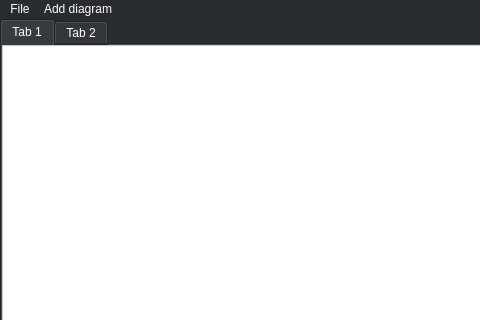
The window that src/view/mainwindow.ui (hungdojan/ICP_Project) describes before a commit, drawn with Qt 5; both pictures show x 0 to 480 and y 0 to 320 of the 960 by 540 pixel window.
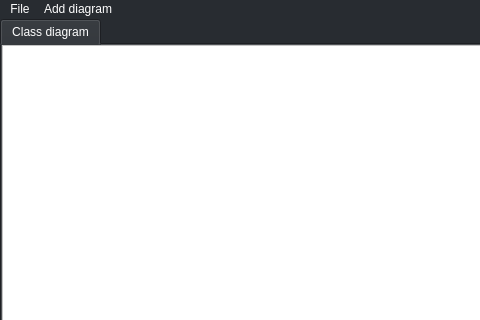
The same window after the commit.

Commit message: Sequence diagram prototype without model connection, moving messages, creating only few types, no ordering

```diff
--- a/src/view/mainwindow.ui
+++ b/src/view/mainwindow.ui
@@ -46,7 +46,7 @@
         <string notr="true">background-color: #44444C</string>
        </property>
        <attribute name="title">
-        <string>Tab 1</string>
+        <string>Class diagram</string>
        </attribute>
        <layout class="QGridLayout" name="gridLayout_3">
         <property name="leftMargin">
@@ -217,11 +217,6 @@
         </item>
        </layout>
       </widget>
-      <widget class="QWidget" name="tab_2">
-       <attribute name="title">
-        <string>Tab 2</string>
-       </attribute>
-      </widget>
      </widget>
     </item>
    </layout>
```
Left out of the diff: 18 changed lines with no effect on the pictures. The commit also changes 18 other files.
